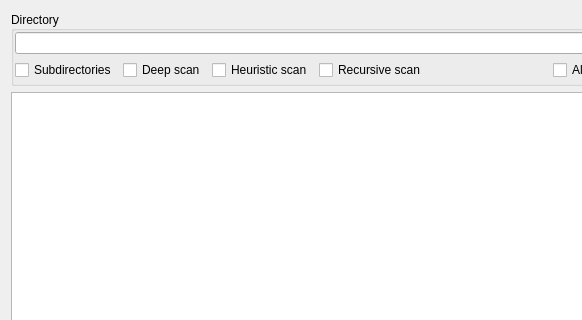
Old version of the form dialogdiescandirectory.ui in the repository horsicq/die_widget; both pictures show x 0 to 582 and y 0 to 320 of the 725 by 478 pixel window.
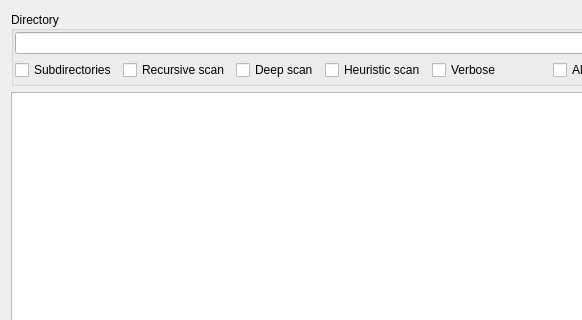
New version of the form.

```diff
--- a/dialogdiescandirectory.ui
+++ b/dialogdiescandirectory.ui
@@ -58,6 +58,13 @@
             </property>
            </widget>
           </item>
+          <item>
+           <widget class="QCheckBox" name="checkBoxRecursiveScan">
+            <property name="text">
+             <string>Recursive scan</string>
+            </property>
+           </widget>
+          </item>
           <item>
            <widget class="QCheckBox" name="checkBoxDeepScan">
             <property name="text">
@@ -79,9 +86,12 @@
            </widget>
           </item>
           <item>
-           <widget class="QCheckBox" name="checkBoxRecursiveScan">
+           <widget class="QCheckBox" name="checkBoxVerbose">
             <property name="text">
-             <string>Recursive scan</string>
+             <string>Verbose</string>
+            </property>
+            <property name="checked">
+             <bool>false</bool>
             </property>
            </widget>
           </item>
```
